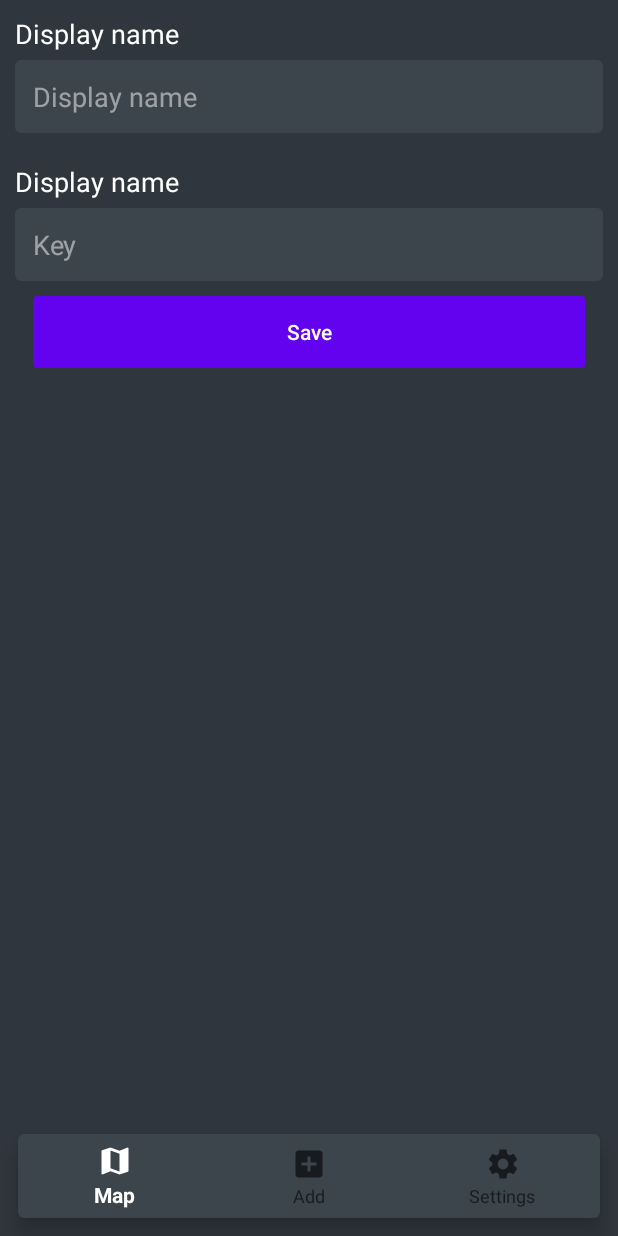
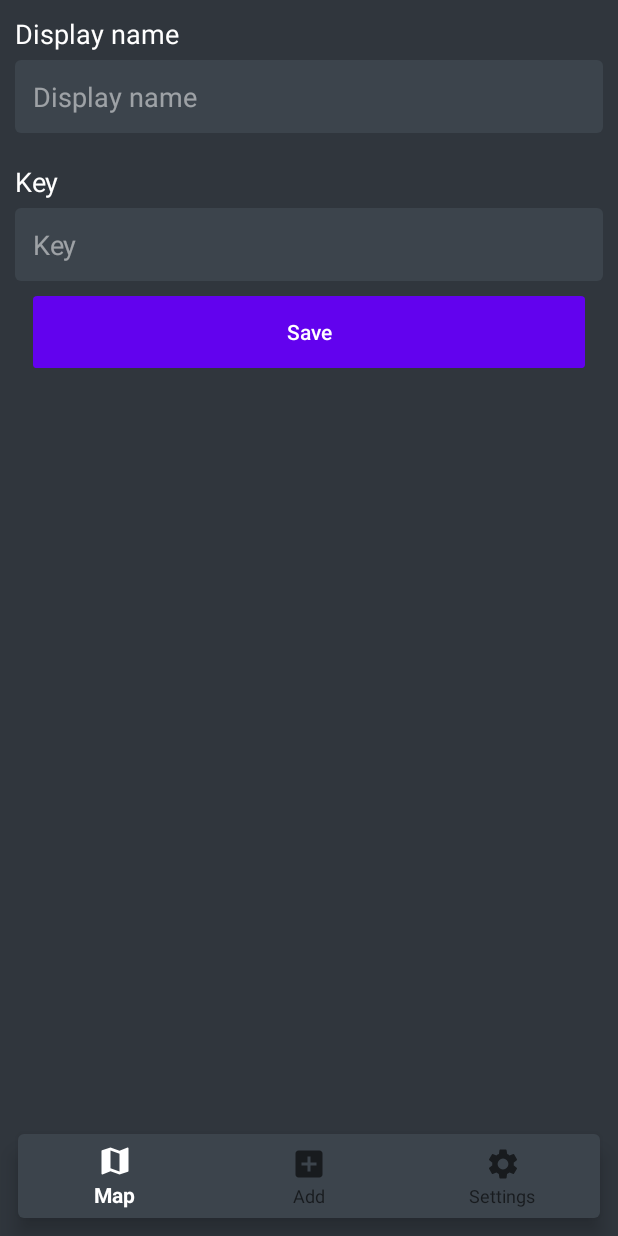
Before and after one commit to Tony-GD/arscanner-iot-android, an Android app: the EditGatewayFragment screen opened through its navigation route, on a phone screen of 412 x 824 dp. Run offline under Robolectric (Android 15) with nearby library versions, the phone set to English and light mode, and no system bars; our stand-ins replace Dagger/Hilt's generated code, Firebase (no records; nobody signed in at launch, a user with empty details on screens opened directly), data binding, navigation-ui; libraries missing offline, so code that uses them is left out: com.karumi.dexter, com.orhanobut.hawk, org.osmdroid.config, org.osmdroid.tileprovider, org.osmdroid.util and 1 more; pictures from the network do not load; 21 statements that could not run were skipped.

Commit message:
Add edit fragment transitions

```diff
--- a/app/src/main/java/com/griddynamics/connectedapps/ui/edit/gateway/EditGatewayFragment.kt
+++ b/app/src/main/java/com/griddynamics/connectedapps/ui/edit/gateway/EditGatewayFragment.kt
@@ -3,6 +3,7 @@ package com.griddynamics.connectedapps.ui.edit.gateway
 import android.content.Context
 import android.os.Bundle
 import android.os.Handler
+import android.util.Log
 import android.view.LayoutInflater
 import android.view.View
 import android.view.ViewGroup
@@ -21,7 +22,11 @@ import com.griddynamics.connectedapps.util.getSuccessDialog
 import com.griddynamics.connectedapps.viewmodels.ViewModelFactory
 import dagger.android.support.AndroidSupportInjection
 import dagger.android.support.DaggerFragment
+import kotlinx.android.synthetic.main.edit_gateway_fragment.*
+import kotlinx.android.synthetic.main.header_layout.view.*
 import javax.inject.Inject
+
+private const val TAG: String = "EditGatewayFragment"
 
 class EditGatewayFragment : DaggerFragment() {
 
@@ -33,7 +38,6 @@ class EditGatewayFragment : DaggerFragment() {
     @Inject
     lateinit var eventsStream: HomeScreenEventsStream
     private lateinit var binding: EditGatewayFragmentBinding
-
     override fun onCreateView(
         inflater: LayoutInflater, container: ViewGroup?,
         savedInstanceState: Bundle?
@@ -51,6 +55,19 @@ class EditGatewayFragment : DaggerFragment() {
     override fun onViewCreated(view: View, savedInstanceState: Bundle?) {
         super.onViewCreated(view, savedInstanceState)
         viewModel = ViewModelProvider(this, viewModelFactory).get(EditGatewayViewModel::class.java)
+        arguments?.let {
+            val gatewayId = EditGatewayFragmentArgs.fromBundle(it).gateway
+            val stringIsAdding = EditGatewayFragmentArgs.fromBundle(it).stringIsAdding
+            Log.d(TAG, "onViewCreated: $stringIsAdding")
+            viewModel.isAdding.set(stringIsAdding)
+            viewModel.gateway = viewModel.getGateway(gatewayId)
+            if (!viewModel.isAdding.get()) {
+                header_layout.tv_header_title.text = viewModel.name
+                header_layout.tv_header_address.visibility = View.GONE
+                header_layout.ib_header_back_arrow.setOnClickListener { findNavController().popBackStack() }
+            }
+        }
+        Log.d(TAG, "onViewCreated: 2 ${viewModel.isAdding.get()}")
         if (viewModel.gateway == null) {
             viewModel.gateway = EMPTY_GATEWAY
         }
--- a/app/src/main/java/com/griddynamics/connectedapps/ui/edit/gateway/EditGatewayViewModel.kt
+++ b/app/src/main/java/com/griddynamics/connectedapps/ui/edit/gateway/EditGatewayViewModel.kt
@@ -6,6 +6,7 @@ import androidx.lifecycle.viewModelScope
 import com.griddynamics.connectedapps.model.device.GatewayResponse
 import com.griddynamics.connectedapps.repository.network.AirScannerRepository
 import com.griddynamics.connectedapps.repository.network.api.NetworkResponse
+import com.griddynamics.connectedapps.repository.stream.GatewayStream
 import com.griddynamics.connectedapps.ui.home.events.HomeScreenEvent
 import com.griddynamics.connectedapps.ui.home.events.HomeScreenEventsStream
 import kotlinx.coroutines.launch
@@ -13,15 +14,19 @@ import javax.inject.Inject
 
 class EditGatewayViewModel @Inject constructor(
     private val repository: AirScannerRepository,
-    private val eventsStream: HomeScreenEventsStream
+    private val eventsStream: HomeScreenEventsStream,
+    private val gatewayStream: GatewayStream
 ) :
     ViewModel() {
 
     val isLoading = ObservableBoolean(false)
 
-    val isAdding = ObservableBoolean()
+    val isAdding = ObservableBoolean(true)
 
     var gateway: GatewayResponse? = null
+
+    fun getGateway(id: String): GatewayResponse? =
+        gatewayStream.gatewayData.value?.firstOrNull { it.gatewayId == id }
 
     var key: String?
         get() = gateway?.key
--- a/app/src/main/res/layout/edit_gateway_fragment.xml
+++ b/app/src/main/res/layout/edit_gateway_fragment.xml
@@ -25,6 +25,15 @@
             app:layout_constraintTop_toTopOf="parent"
             tools:context="com.griddynamics.connectedapps.ui.edit.gateway.EditGatewayFragment">
 
+            <FrameLayout
+                android:id="@+id/header_layout"
+                android:layout_width="match_parent"
+                android:layout_height="wrap_content"
+                android:visibility="@{viewModel.isAdding ? View.GONE : View.VISIBLE}">
+
+                <include layout="@layout/header_layout" />
+            </FrameLayout>
+
             <TextView
                 style="@style/AppTitleText"
                 android:layout_width="match_parent"
@@ -46,7 +55,7 @@
                 style="@style/AppTitleText"
                 android:layout_width="match_parent"
                 android:layout_height="wrap_content"
-                android:text="@string/display_name" />
+                android:text="@string/key" />
 
             <androidx.appcompat.widget.AppCompatEditText
                 android:id="@+id/et_gateway_key"
--- a/app/src/main/res/layout/header_layout.xml
+++ b/app/src/main/res/layout/header_layout.xml
@@ -46,6 +46,7 @@
             <TextView
                 android:id="@+id/tv_header_comment"
                 android:drawablePadding="8dp"
+                android:text="@string/edit"
                 android:layout_width="wrap_content"
                 android:layout_height="wrap_content"
                 android:drawableStart="@drawable/ic_edit_small"
--- a/app/src/main/res/navigation/mobile_navigation.xml
+++ b/app/src/main/res/navigation/mobile_navigation.xml
@@ -110,5 +110,8 @@
         <action
             android:id="@+id/action_gatewayDetailsFragment_to_navigation_home"
             app:destination="@id/navigation_home" />
+        <action
+            android:id="@+id/action_gatewayDetailsFragment_to_navigation_edit_gateway"
+            app:destination="@id/navigation_edit_gateway" />
     </fragment>
 </navigation>
```
Also changed, not shown: app/src/main/java/com/griddynamics/connectedapps/ui/gateway/GatewayDetailsFragment.kt (+19 -2 lines), app/src/main/java/com/griddynamics/connectedapps/ui/gateway/GatewayDetailsViewModel.kt (+6 -10 lines), app/src/main/res/layout/gateway_details_device_item_description.xml (+0 -7 lines).
